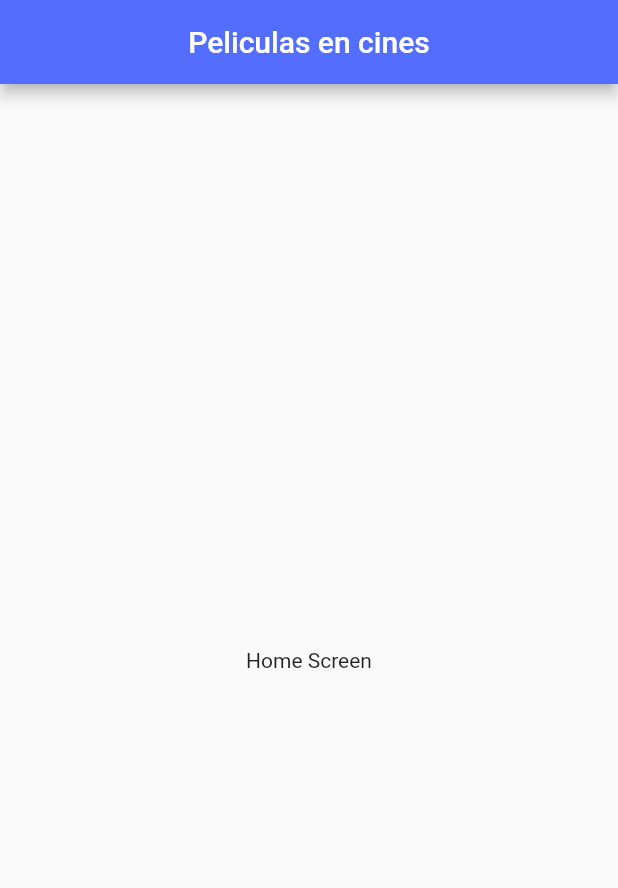
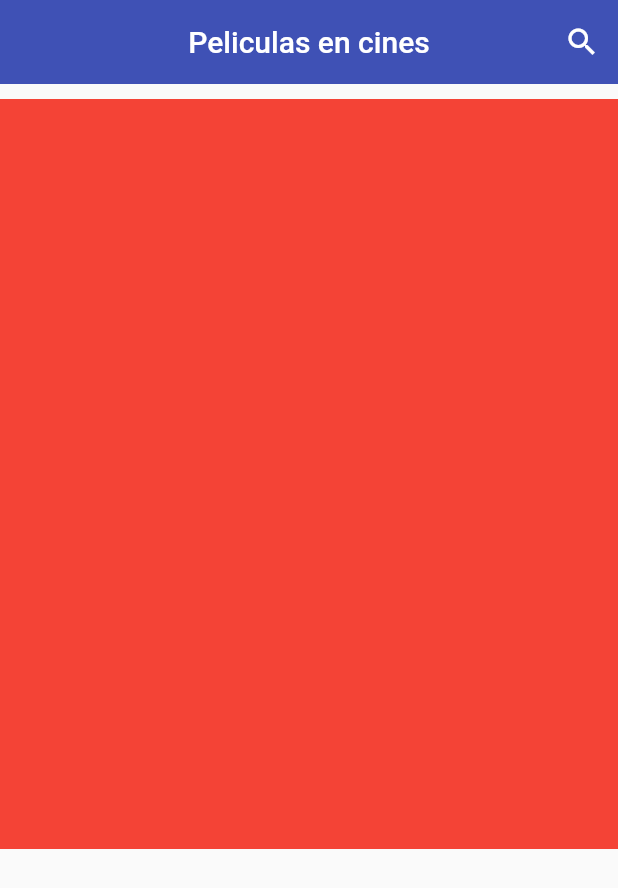
Before and after one commit to YaelGF/Peliculas-App, a Flutter app: the screen it shows after launch, on a phone screen of 412 x 824 dp. Shown: the top 888 px of the screen. Run offline on Flutter 3.47's test engine with Material 2 defaults, Android fonts, the phone set to English and light mode, and no system bars.

Commit message:
Detalles del HomeScreen - Tema Global del AppBar

```diff
--- a/lib/main.dart
+++ b/lib/main.dart
@@ -14,9 +14,14 @@ class MyApp extends StatelessWidget {
       title: 'Peliculas',
       initialRoute: 'home',
       routes: {
-        'home': ( _ ) => const HomeScreen(),
-        'details': ( _ ) => const DetailsScreen(),
+        'home':     ( _ ) => const HomeScreen(),
+        'details':  ( _ ) => const DetailsScreen(),
       },
+      theme: ThemeData.light().copyWith(
+        appBarTheme: const AppBarTheme(
+          color: Colors.indigo,
+        ),
+      ),
     );
   }
 }
--- a/lib/screens/home_screen.dart
+++ b/lib/screens/home_screen.dart
@@ -1,4 +1,6 @@
 import 'package:flutter/material.dart';
+
+import '../widgets/widgets.dart';
 
 class HomeScreen extends StatelessWidget {
   const HomeScreen({super.key});
@@ -6,14 +8,23 @@ class HomeScreen extends StatelessWidget {
   @override
   Widget build(BuildContext context) {
     return Scaffold(
-      appBar: AppBar(
-        title: const Text('Peliculas en cines'),
-        centerTitle: true,
-        backgroundColor: Colors.indigoAccent,
-      ),
-      body: const Center(
-        child: Text('Home Screen'),
-      ),
-    );
+        appBar: AppBar(
+          title: const Text('Peliculas en cines'),
+          elevation: 0,
+          centerTitle: true,
+          actions: [
+            IconButton(
+              icon: const Icon(Icons.search_outlined),
+              onPressed: () {},
+            ),
+          ],
+        ),
+        body: Column(
+          children: [
+            const SizedBox(height: 10),
+            CardSwiper(),
+            //const MovieSlider(),
+          ],
+        ));
   }
 }
--- /dev/null
+++ b/lib/widgets/card_swiper.dart
@@ -0,0 +1,14 @@
+import 'package:flutter/material.dart';
+
+
+class CardSwiper extends StatelessWidget {
+
+  @override
+  Widget build(BuildContext context) {
+    return Container(
+      width: double.infinity,
+      height: 500,
+      color: Colors.red,
+    );
+  }
+}
--- /dev/null
+++ b/lib/widgets/widgets.dart
@@ -0,0 +1 @@
+export 'package:flutter_movie_app/widgets/card_swiper.dart';
```
